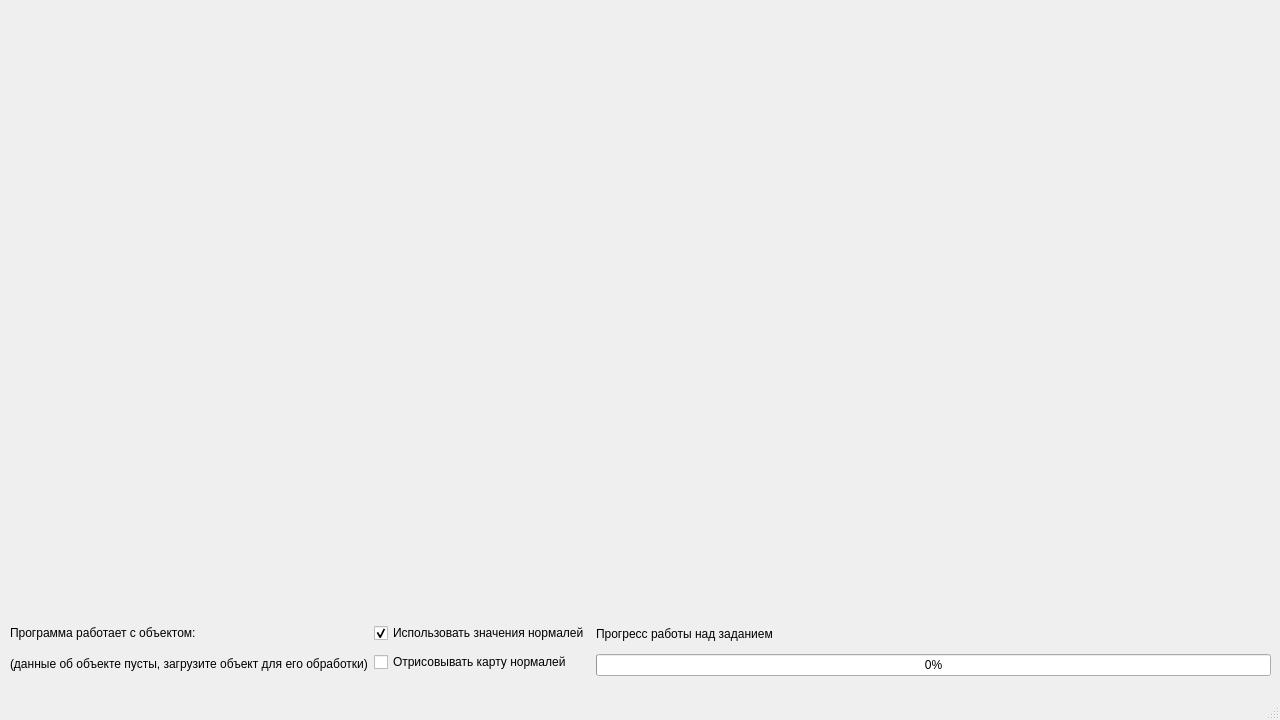
Qt form src/main/mainwindow/mainwindow.ui (splashgywastaken/3d_project_qmake) before a commit.
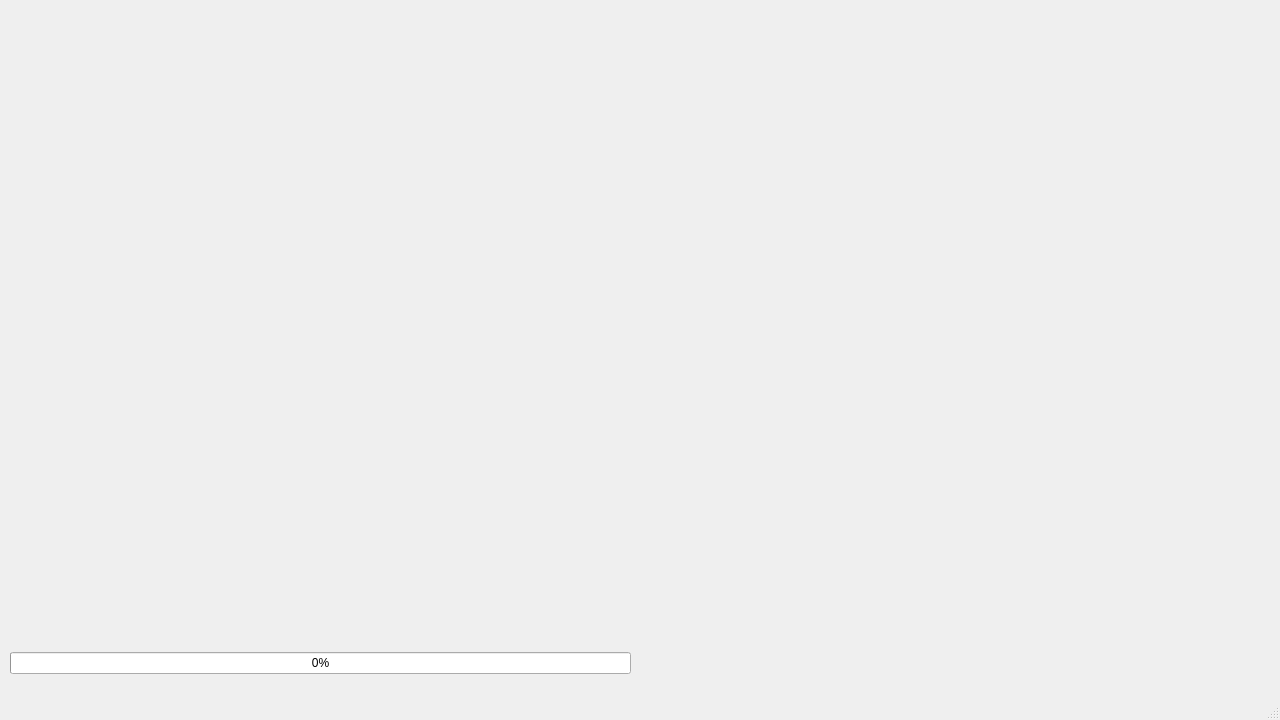
The same form after that commit.

The edit to the form file:
```diff
--- a/src/main/mainwindow/mainwindow.ui
+++ b/src/main/mainwindow/mainwindow.ui
@@ -18,9 +18,9 @@
     <property name="geometry">
      <rect>
       <x>10</x>
-      <y>30</y>
+      <y>0</y>
       <width>1261</width>
-      <height>581</height>
+      <height>651</height>
      </rect>
     </property>
     <layout class="QVBoxLayout" name="openGLLayout"/>
@@ -29,68 +29,18 @@
     <property name="geometry">
      <rect>
       <x>10</x>
-      <y>620</y>
-      <width>1261</width>
-      <height>56</height>
+      <y>650</y>
+      <width>621</width>
+      <height>26</height>
      </rect>
     </property>
     <layout class="QHBoxLayout" name="horizontalLayout">
      <item>
-      <layout class="QVBoxLayout" name="currentObjectDataLayout">
-       <item>
-        <widget class="QLabel" name="label">
-         <property name="text">
-          <string>Программа работает с объектом:</string>
-         </property>
-        </widget>
-       </item>
-       <item>
-        <widget class="QLabel" name="objectNameLabel">
-         <property name="text">
-          <string>(данные об объекте пусты, загрузите объект для его обработки)</string>
-         </property>
-        </widget>
-       </item>
-      </layout>
-     </item>
-     <item>
-      <layout class="QGridLayout" name="gridLayout">
-       <item row="0" column="0">
-        <widget class="QCheckBox" name="useNormalsCheckBox">
-         <property name="text">
-          <string>Использовать значения нормалей</string>
-         </property>
-         <property name="checked">
-          <bool>true</bool>
-         </property>
-        </widget>
-       </item>
-       <item row="1" column="0">
-        <widget class="QCheckBox" name="useNormalMapCheckBox">
-         <property name="text">
-          <string>Отрисовывать карту нормалей</string>
-         </property>
-        </widget>
-       </item>
-      </layout>
-     </item>
-     <item>
-      <layout class="QVBoxLayout" name="verticalLayout">
-       <item>
-        <widget class="QLabel" name="taskLabel">
-         <property name="text">
-          <string>Прогресс работы над заданием</string>
-         </property>
-        </widget>
-       </item>
-       <item>
-        <widget class="QProgressBar" name="taskProgressBar">
-         <property name="value">
-          <number>0</number>
-         </property>
-        </widget>
-       </item>
-      </layout>
+      <widget class="QProgressBar" name="taskProgressBar">
+       <property name="value">
+        <number>0</number>
+       </property>
+      </widget>
      </item>
     </layout>
    </widget>
```
Left out of the diff: 2 changed lines with no effect on the pictures.
